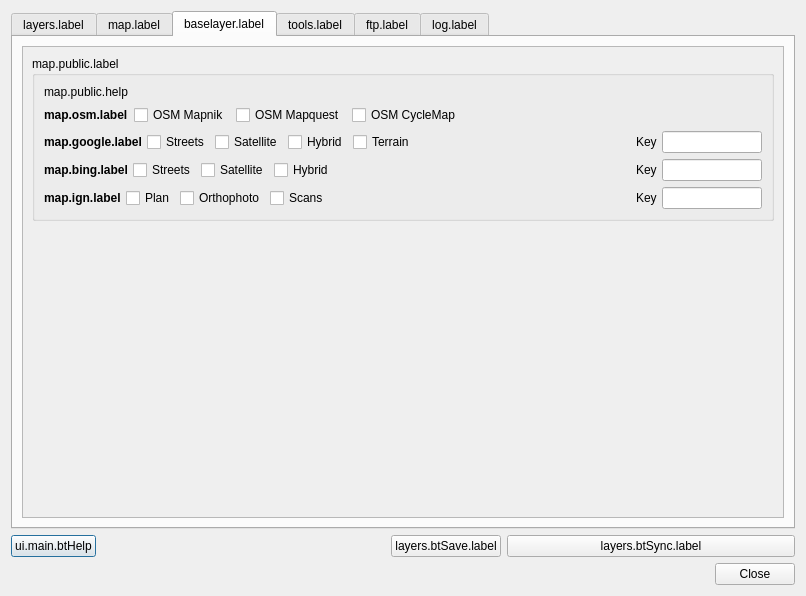
Old version of the form ui_lizmap.ui in the repository 3liz/lizmap-plugin.
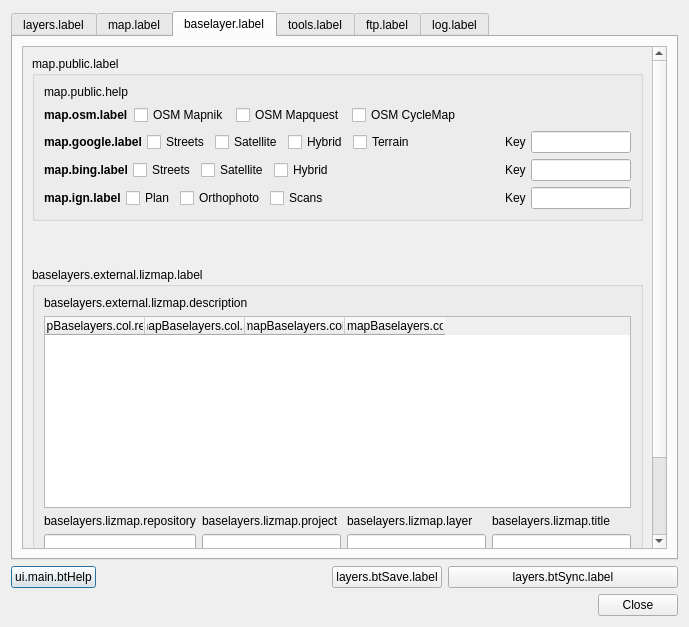
New version of the form. The open tabs and pages were chosen to show the change.

Commit message: Baselayers - option to add external Lizmap project layers

Diff of the .ui file:
```diff
--- a/ui_lizmap.ui
+++ b/ui_lizmap.ui
@@ -6,8 +6,8 @@
    <rect>
     <x>0</x>
     <y>0</y>
-    <width>806</width>
-    <height>596</height>
+    <width>689</width>
+    <height>627</height>
    </rect>
   </property>
   <property name="windowTitle">
@@ -713,9 +713,9 @@
           <property name="geometry">
            <rect>
             <x>0</x>
-            <y>0</y>
-            <width>764</width>
-            <height>457</height>
+            <y>-176</y>
+            <width>731</width>
+            <height>648</height>
            </rect>
           </property>
           <layout class="QVBoxLayout" name="verticalLayout_13">
@@ -1036,6 +1036,158 @@
              </layout>
             </widget>
            </item>
+           <item>
+            <spacer name="verticalSpacer_8">
+             <property name="orientation">
+              <enum>Qt::Vertical</enum>
+             </property>
+             <property name="sizeHint" stdset="0">
+              <size>
+               <width>20</width>
+               <height>40</height>
+              </size>
+             </property>
+            </spacer>
+           </item>
+           <item>
+            <widget class="QGroupBox" name="gb_lizmapExternalBaselayers">
+             <property name="title">
+              <string>baselayers.external.lizmap.label</string>
+             </property>
+             <layout class="QVBoxLayout" name="verticalLayout_14">
+              <item>
+               <widget class="QLabel" name="label_40">
+                <property name="text">
+                 <string>baselayers.external.lizmap.description</string>
+                </property>
+                <property name="wordWrap">
+                 <bool>true</bool>
+                </property>
+               </widget>
+              </item>
+              <item>
+               <widget class="QTableWidget" name="twLizmapBaselayers">
+                <property name="sizePolicy">
+                 <sizepolicy hsizetype="Minimum" vsizetype="Expanding">
+                  <horstretch>0</horstretch>
+                  <verstretch>0</verstretch>
+                 </sizepolicy>
+                </property>
+                <property name="maximumSize">
+                 <size>
+                  <width>750</width>
+                  <height>16777215</height>
+                 </size>
+                </property>
+                <attribute name="horizontalHeaderCascadingSectionResizes">
+                 <bool>false</bool>
+                </attribute>
+                <attribute name="horizontalHeaderMinimumSectionSize">
+                 <number>50</number>
+                </attribute>
+                <attribute name="horizontalHeaderStretchLastSection">
+                 <bool>false</bool>
+                </attribute>
+                <column>
+                 <property name="text">
+                  <string>twLizmapBaselayers.col.repository</string>
+                 </property>
+                </column>
+                <column>
+                 <property name="text">
+                  <string>twLizmapBaselayers.col.project</string>
+                 </property>
+                </column>
+                <column>
+                 <property name="text">
+                  <string>twLizmapBaselayers.col.layer</string>
+                 </property>
+                </column>
+                <column>
+                 <property name="text">
+                  <string>twLizmapBaselayers.col.title</string>
+                 </property>
+                </column>
+               </widget>
+              </item>
+              <item>
+               <layout class="QGridLayout" name="gridLayout_10">
+                <item row="0" column="0">
+                 <widget class="QLabel" name="label_37">
+                  <property name="text">
+                   <string>baselayers.lizmap.repository</string>
+                  </property>
+                 </widget>
+                </item>
+                <item row="0" column="1">
+                 <widget class="QLabel" name="label_36">
+                  <property name="text">
+                   <string>baselayers.lizmap.project</string>
+                  </property>
+                 </widget>
+                </item>
+                <item row="1" column="2">
+                 <widget class="QLineEdit" name="inLizmapBaselayerLayer"/>
+                </item>
+                <item row="0" column="3">
+                 <widget class="QLabel" name="label_39">
+                  <property name="text">
+                   <string>baselayers.lizmap.title</string>
+                  </property>
+                 </widget>
+                </item>
+                <item row="0" column="2">
+                 <widget class="QLabel" name="label_38">
+                  <property name="text">
+                   <string>baselayers.lizmap.layer</string>
+                  </property>
+                 </widget>
+                </item>
+                <item row="1" column="1">
+                 <widget class="QLineEdit" name="inLizmapBaselayerProject"/>
+                </item>
+                <item row="1" column="3">
+                 <widget class="QLineEdit" name="inLizmapBaselayerTitle"/>
+                </item>
+                <item row="1" column="0">
+                 <widget class="QLineEdit" name="inLizmapBaselayerRepository"/>
+                </item>
+               </layout>
+              </item>
+              <item>
+               <layout class="QHBoxLayout" name="horizontalLayout_22">
+                <item>
+                 <widget class="QPushButton" name="btLizmapBaselayerAdd">
+                  <property name="text">
+                   <string>tw.btLayerAdd</string>
+                  </property>
+                 </widget>
+                </item>
+                <item>
+                 <widget class="QPushButton" name="btLizmapBaselayerDel">
+                  <property name="text">
+                   <string>tw.btLayerDel</string>
+                  </property>
+                 </widget>
+                </item>
+                <item>
+                 <spacer name="horizontalSpacer_6">
+                  <property name="orientation">
+                   <enum>Qt::Horizontal</enum>
+                  </property>
+                  <property name="sizeHint" stdset="0">
+                   <size>
+                    <width>40</width>
+                    <height>20</height>
+                   </size>
+                  </property>
+                 </spacer>
+                </item>
+               </layout>
+              </item>
+             </layout>
+            </widget>
+           </item>
            <item>
             <spacer name="verticalSpacer_6">
              <property name="orientation">
```
Left out of the diff: 131 changed lines with no effect on the pictures. The commit also changes 8 other files.
